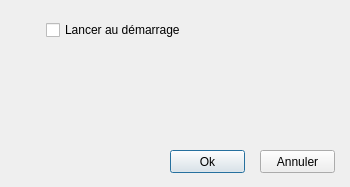
First picture: the form in app/gui/preferences.ui, repository Nokitoo/Nautiljon-Notifier, before the edit.
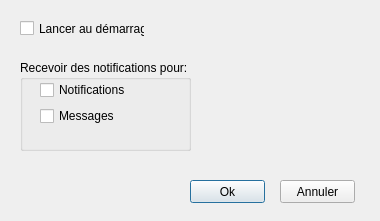
Second picture: the form after the edit.

Commit message: Add settings for notifications/messages

Diff of the .ui file:
```diff
--- a/app/gui/preferences.ui
+++ b/app/gui/preferences.ui
@@ -6,8 +6,8 @@
    <rect>
     <x>0</x>
     <y>0</y>
-    <width>350</width>
-    <height>187</height>
+    <width>380</width>
+    <height>221</height>
    </rect>
   </property>
   <property name="windowTitle">
@@ -16,8 +16,8 @@
   <widget class="QPushButton" name="okButton">
    <property name="geometry">
     <rect>
-     <x>170</x>
-     <y>150</y>
+     <x>190</x>
+     <y>180</y>
      <width>75</width>
      <height>23</height>
     </rect>
@@ -29,8 +29,8 @@
   <widget class="QPushButton" name="cancelButton">
    <property name="geometry">
     <rect>
-     <x>260</x>
-     <y>150</y>
+     <x>280</x>
+     <y>180</y>
      <width>75</width>
      <height>23</height>
     </rect>
@@ -39,24 +39,57 @@
     <string>Annuler</string>
    </property>
   </widget>
-  <widget class="QWidget" name="formLayoutWidget">
+  <widget class="QGroupBox" name="groupBox">
    <property name="geometry">
     <rect>
-     <x>40</x>
+     <x>20</x>
+     <y>60</y>
+     <width>171</width>
+     <height>91</height>
+    </rect>
+   </property>
+   <property name="title">
+    <string>Recevoir des notifications pour:</string>
+   </property>
+   <widget class="QWidget" name="formLayoutWidget">
+    <property name="geometry">
+     <rect>
+      <x>20</x>
+      <y>20</y>
+      <width>121</width>
+      <height>71</height>
+     </rect>
+    </property>
+    <layout class="QFormLayout" name="formLayout">
+     <item row="0" column="0">
+      <widget class="QCheckBox" name="notificationsCheckbox">
+       <property name="text">
+        <string>Notifications</string>
+       </property>
+      </widget>
+     </item>
+     <item row="1" column="0">
+      <widget class="QCheckBox" name="messagesCheckbox">
+       <property name="text">
+        <string>Messages</string>
+       </property>
+      </widget>
+     </item>
+    </layout>
+   </widget>
+  </widget>
+  <widget class="QCheckBox" name="startAtBootCheckbox">
+   <property name="geometry">
+    <rect>
+     <x>20</x>
      <y>20</y>
-     <width>181</width>
-     <height>111</height>
+     <width>125</width>
+     <height>17</height>
     </rect>
    </property>
-   <layout class="QFormLayout" name="formLayout">
-    <item row="0" column="1">
-     <widget class="QCheckBox" name="startAtBootCheckbox">
-      <property name="text">
-       <string>Lancer au démarrage</string>
-      </property>
-     </widget>
-    </item>
-   </layout>
+   <property name="text">
+    <string>Lancer au démarrage</string>
+   </property>
   </widget>
  </widget>
  <resources/>
```
The commit also changes 7 other files.
